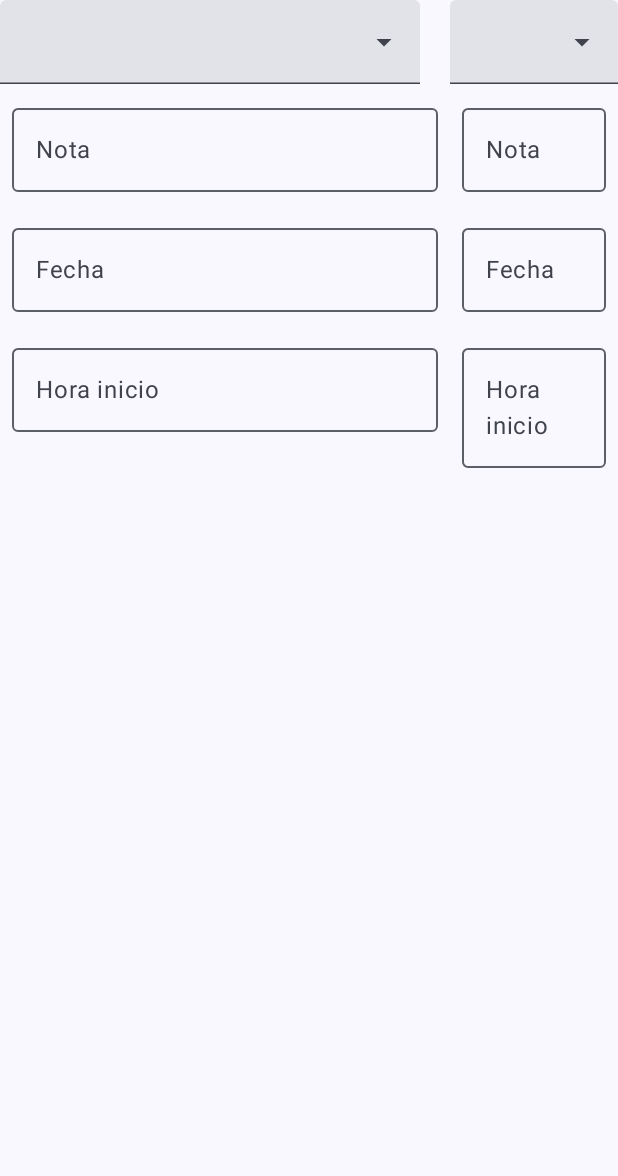
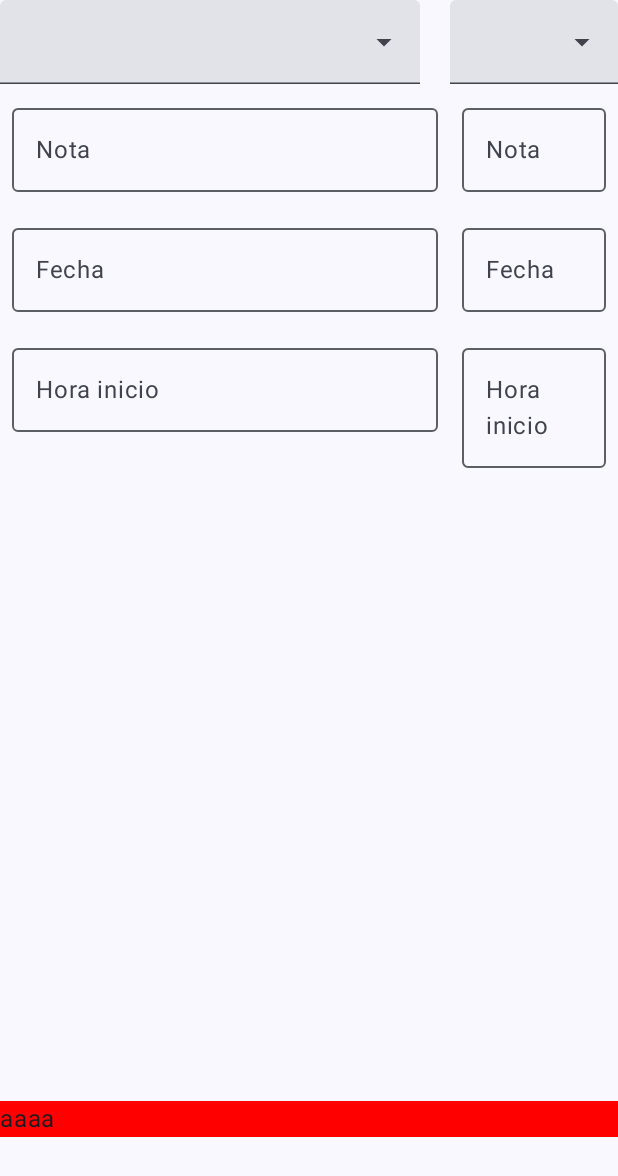
Before and after one commit to AdriPerBl203/ElectroShop, an Android app built with Jetpack Compose: the composable PurchaseOrderView shown on its own in the app's theme, on a phone screen of 412 x 824 dp. Shown: the top 1176 px of the screen. Run offline under Robolectric (Android 15) with nearby library versions, the phone set to English and light mode, and no system bars; 3 statements that could not run were skipped.

Commit message:
deslogearse listo

```diff
--- a/app/src/main/java/com/AG_AP/electroshop/screens/MenuScreen.kt
+++ b/app/src/main/java/com/AG_AP/electroshop/screens/MenuScreen.kt
@@ -12,6 +12,7 @@ import androidx.compose.foundation.layout.width
 import androidx.compose.material.icons.Icons
 import androidx.compose.material.icons.filled.Add
 import androidx.compose.material.icons.filled.Menu
+import androidx.compose.material.icons.filled.Person
 import androidx.compose.material3.BottomAppBar
 import androidx.compose.material3.ElevatedButton
 import androidx.compose.material3.ExperimentalMaterial3Api
@@ -68,10 +69,10 @@ fun MenuFrontView(
         floatingActionButton = {
             FloatingActionButton(
                 onClick = {
-                    /*TODO*/
+                    viewModel.closeSession(navController)
                 }
             ) {
-                Icon(imageVector = Icons.Filled.Add, contentDescription = "Crear")
+                Icon(imageVector = Icons.Filled.Person, contentDescription = "Crear")
             }
 
 
--- a/app/src/main/java/com/AG_AP/electroshop/screens/PurchaseOrderScreen.kt
+++ b/app/src/main/java/com/AG_AP/electroshop/screens/PurchaseOrderScreen.kt
@@ -5,8 +5,10 @@ import androidx.compose.foundation.layout.Box
 import androidx.compose.foundation.layout.Column
 import androidx.compose.foundation.layout.PaddingValues
 import androidx.compose.foundation.layout.Row
+import androidx.compose.foundation.layout.fillMaxWidth
 import androidx.compose.foundation.layout.padding
 import androidx.compose.foundation.layout.width
+import androidx.compose.foundation.lazy.grid.LazyVerticalGrid
 import androidx.compose.foundation.rememberScrollState
 import androidx.compose.foundation.verticalScroll
 import androidx.compose.material.icons.Icons
@@ -242,6 +244,14 @@ fun PurchaseOrderView(innerPadding: PaddingValues/*, viewModel: ActivityViewMode
                 )
             }
         }
+        Row(
+            modifier = Modifier
+                .fillMaxWidth()
+                .padding(top = 30.dp)
+                .background(Color.Red)
+        ){
+            Text(text = "aaaa")
+        }
         Column {
             /*if (dataUiState.message) {
                 Snackbar(
```
Also changed, not shown: app/src/main/java/com/AG_AP/electroshop/viewModels/MenuViewModel.kt (+7 -0 lines).
